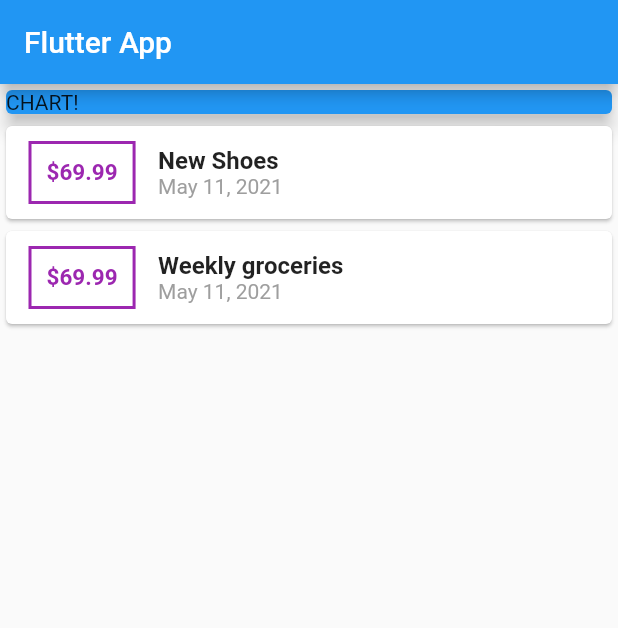
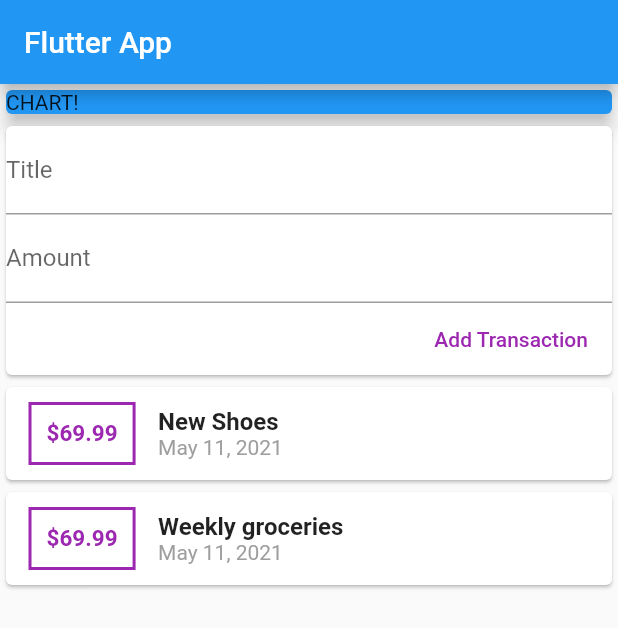
Before and after one commit to BVSathyaRakesh/expend-analyser, a Flutter app: the screen it shows after launch, on a phone screen of 412 x 824 dp. Shown: the top 628 px of the screen. Run offline on Flutter 3.47's test engine with Material 2 defaults, Android fonts, the phone set to English and light mode, and no system bars.

Commit message:
Adding New Transaction Screen

```diff
--- /dev/null
+++ b/lib/Widgets/new_transaction.dart
@@ -0,0 +1,43 @@
+import 'package:flutter/material.dart';
+
+class NewTransaction extends StatelessWidget {
+  final titleInputController = TextEditingController();
+  final amountInputController = TextEditingController();
+
+  final Function submitTransaction;
+
+  NewTransaction(this.submitTransaction);
+
+  @override
+  Widget build(BuildContext context) {
+    return Card(
+      child: Container(
+        child: Column(
+          crossAxisAlignment: CrossAxisAlignment.end,
+          children: [
+            TextField(
+              controller: titleInputController,
+              decoration: InputDecoration(
+                labelText: 'Title',
+              ),
+            ),
+            TextField(
+              controller: amountInputController,
+              decoration: InputDecoration(
+                labelText: 'Amount',
+              ),
+            ),
+            FlatButton(
+              onPressed: () {
+                submitTransaction(titleInputController.text,
+                    double.parse(amountInputController.text));
+              },
+              child: Text('Add Transaction'),
+              textColor: Colors.purple,
+            ),
+          ],
+        ),
+      ),
+    );
+  }
+}
--- /dev/null
+++ b/lib/Widgets/transactions_list.dart
@@ -0,0 +1,66 @@
+import 'package:flutter/material.dart';
+import 'package:intl/intl.dart';
+import 'package:money_analyser/Models/transaction.dart';
+
+class Transactions_List extends StatelessWidget {
+  List<Transaction> _userTransactions = [];
+  Transactions_List(this._userTransactions);
+
+  @override
+  Widget build(BuildContext context) {
+    return Column(
+      children: <Widget>[
+        Column(
+          children: _userTransactions.map((tx) {
+            return Card(
+              child: Row(
+                children: [
+                  Container(
+                    margin: EdgeInsets.symmetric(
+                      vertical: 10,
+                      horizontal: 15,
+                    ),
+                    padding: EdgeInsets.all(10),
+                    decoration: BoxDecoration(
+                      border: Border.all(
+                        color: Colors.purple,
+                        width: 2,
+                      ),
+                    ),
+                    child: Text(
+                      '\$${tx.amount}',
+                      style: TextStyle(
+                        fontSize: 15,
+                        fontWeight: FontWeight.bold,
+                        color: Colors.purple,
+                      ),
+                    ),
+                  ),
+                  Column(
+                    crossAxisAlignment: CrossAxisAlignment.start,
+                    children: [
+                      Text(
+                        tx.title,
+                        style: TextStyle(
+                          fontSize: 16,
+                          fontWeight: FontWeight.bold,
+                        ),
+                      ),
+                      Text(
+                        DateFormat.yMMMd().format(tx.date),
+                        style: TextStyle(
+                          fontSize: 14,
+                          color: Colors.grey,
+                        ),
+                      ),
+                    ],
+                  ),
+                ],
+              ),
+            );
+          }).toList(),
+        )
+      ],
+    );
+  }
+}
--- /dev/null
+++ b/lib/Widgets/user_transaction.dart
@@ -0,0 +1,49 @@
+import 'package:flutter/material.dart';
+
+import '../Widgets/transactions_list.dart';
+import '../Widgets/new_transaction.dart';
+import '../Models/transaction.dart';
+
+class UserTransaction extends StatefulWidget {
+  @override
+  _UserTransactionState createState() => _UserTransactionState();
+}
+
+class _UserTransactionState extends State<UserTransaction> {
+  final List<Transaction> _userTransactions = [
+    Transaction(
+      id: 't1',
+      title: 'New Shoes',
+      amount: 69.99,
+      date: DateTime.now(),
+    ),
+    Transaction(
+      id: 't2',
+      title: 'Weekly groceries',
+      amount: 69.99,
+      date: DateTime.now(),
+    ),
+  ];
+
+  void _newTransaction(String txTitle, double txAmount) {
+    final newTX = Transaction(
+        id: DateTime.now().toString(),
+        title: txTitle,
+        amount: txAmount,
+        date: DateTime.now());
+
+    setState(() {
+      _userTransactions.add(newTX);
+    });
+  }
+
+  @override
+  Widget build(BuildContext context) {
+    return Column(
+      children: [
+        NewTransaction(_newTransaction),
+        Transactions_List(_userTransactions),
+      ],
+    );
+  }
+}
--- a/lib/main.dart
+++ b/lib/main.dart
@@ -1,8 +1,5 @@
-import 'dart:ui';
-import 'package:intl/intl.dart';
-
 import 'package:flutter/material.dart';
-import './transaction.dart';
+import './Widgets/user_transaction.dart';
 
 void main() => runApp(MyApp());
 
@@ -15,22 +12,12 @@ class MyApp extends StatelessWidget {
   }
 }
 
-class MyHomePage extends StatelessWidget {
-  final List<Transaction> transactions = [
-    Transaction(
-      id: 't1',
-      title: 'New Shoes',
-      amount: 69.99,
-      date: DateTime.now(),
-    ),
-    Transaction(
-      id: 't2',
-      title: 'Weekly groceries',
-      amount: 69.99,
-      date: DateTime.now(),
-    ),
-  ];
+class MyHomePage extends StatefulWidget {
+  @override
+  _MyHomePageState createState() => _MyHomePageState();
+}
 
+class _MyHomePageState extends State<MyHomePage> {
   @override
   Widget build(BuildContext context) {
     return Scaffold(
@@ -40,7 +27,7 @@ class MyHomePage extends StatelessWidget {
       body: Column(
         //mainAxisAlignment: MainAxisAlignment.spaceAround,
         crossAxisAlignment: CrossAxisAlignment.center,
-        children: <Widget>[
+        children: [
           Container(
             width: double.infinity,
             child: Card(
@@ -49,54 +36,7 @@ class MyHomePage extends StatelessWidget {
               elevation: 5,
             ),
           ),
-          Column(
-            children: transactions.map((tx) {
-              return Card(
-                  child: Row(
-                children: [
-                  Container(
-                    margin: EdgeInsets.symmetric(
-                      vertical: 10,
-                      horizontal: 15,
-                    ),
-                    padding: EdgeInsets.all(10),
-                    decoration: BoxDecoration(
-                        border: Border.all(
-                      color: Colors.purple,
-                      width: 2,
-                    )),
-                    child: Text(
-                      '\$${tx.amount}',
-                      style: TextStyle(
-                        fontSize: 15,
-                        fontWeight: FontWeight.bold,
-                        color: Colors.purple,
-                      ),
-                    ),
-                  ),
-                  Column(
-                    crossAxisAlignment: CrossAxisAlignment.start,
-                    children: [
-                      Text(
-                        tx.title,
-                        style: TextStyle(
-                          fontSize: 16,
-                          fontWeight: FontWeight.bold,
-                        ),
-                      ),
-                      Text(
-                        DateFormat.yMMMd().format(tx.date),
-                        style: TextStyle(
-                          fontSize: 14,
-                          color: Colors.grey,
-                        ),
-                      ),
-                    ],
-                  ),
-                ],
-              ));
-            }).toList(),
-          )
+          UserTransaction(),
         ],
       ),
     );
```
Also changed, not shown: lib/Models/transaction.dart (renamed from lib/transaction.dart).
